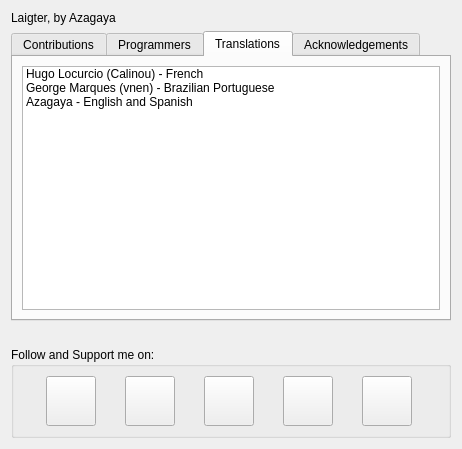
Old version of the form gui/aboutdialog.ui in the repository azagaya/laigter.
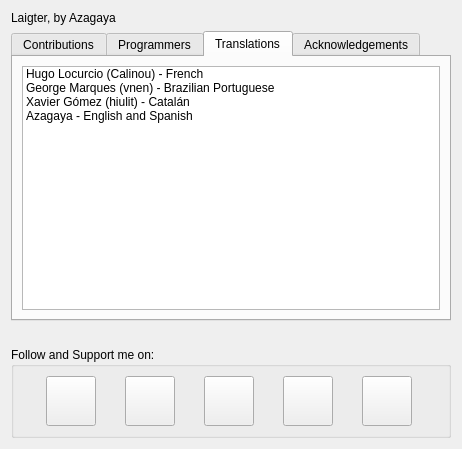
New version of the form. The open tabs and pages were chosen to show the change. Icons and pictures are not drawn.

Commit message: Finished details to add Catalan translation

Diff of the .ui file:
```diff
--- a/gui/aboutdialog.ui
+++ b/gui/aboutdialog.ui
@@ -258,6 +258,11 @@
            <string>George Marques (vnen) - Brazilian Portuguese</string>
           </property>
          </item>
+         <item>
+          <property name="text">
+           <string>Xavier Gómez (hiulit) - Catalán</string>
+          </property>
+         </item>
          <item>
           <property name="text">
            <string>Azagaya - English and Spanish</string>
```
Left out of the diff: 2 changed lines with no effect on the pictures. The commit also changes 2 other files.
